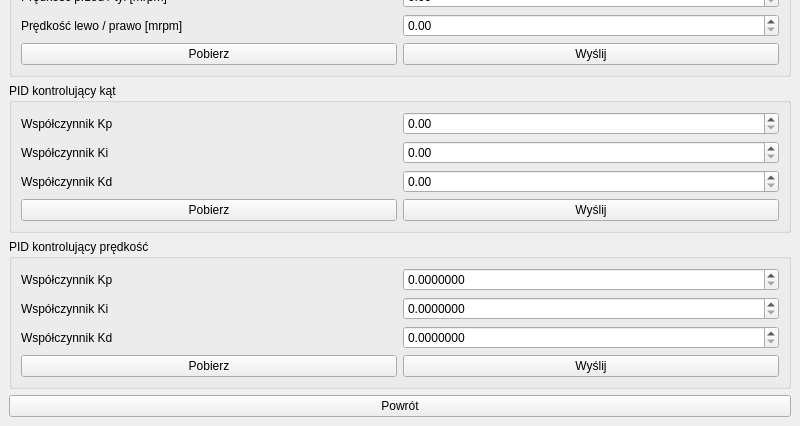
This is configurationwindow.ui in superjulek/Robot_controller as Qt 5 draws it before an edit; both pictures show x 0 to 800 and y 774 to 1200 of the 800 by 1200 pixel window. The edited form follows.
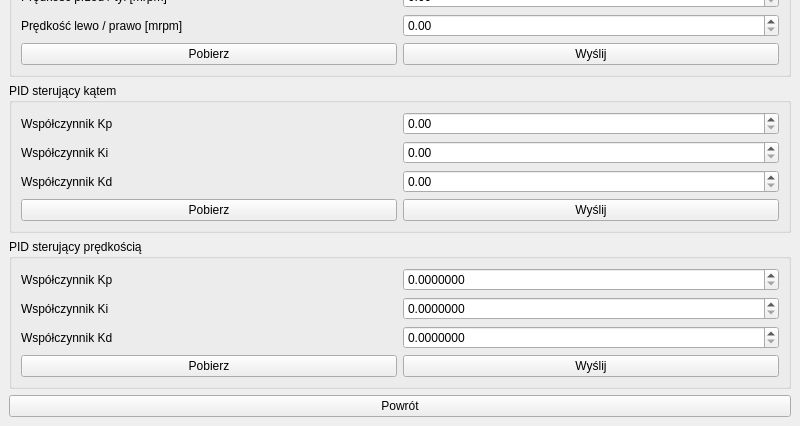
This is the edited form.

Commit message: Change names in configuration window

The edit to the form file:
```diff
--- a/configurationwindow.ui
+++ b/configurationwindow.ui
@@ -170,7 +170,7 @@
       <item>
        <widget class="QGroupBox" name="groupBox_10">
         <property name="title">
-         <string>PID kontrolujący kąt</string>
+         <string>PID sterujący kątem</string>
         </property>
         <layout class="QVBoxLayout" name="verticalLayout_6">
          <item>
@@ -279,7 +279,7 @@
       <item>
        <widget class="QGroupBox" name="groupBox">
         <property name="title">
-         <string>PID kontrolujący prędkość</string>
+         <string>PID sterujący prędkością</string>
         </property>
         <layout class="QVBoxLayout" name="verticalLayout_3">
          <item>
```
The commit also changes 1 other file.
